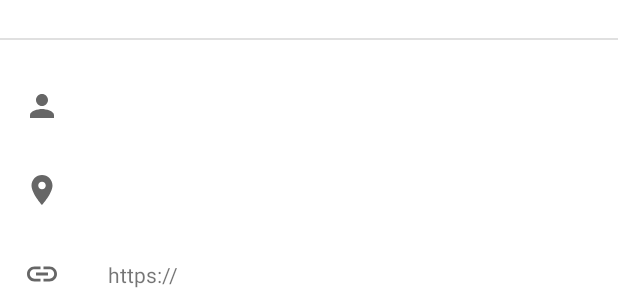
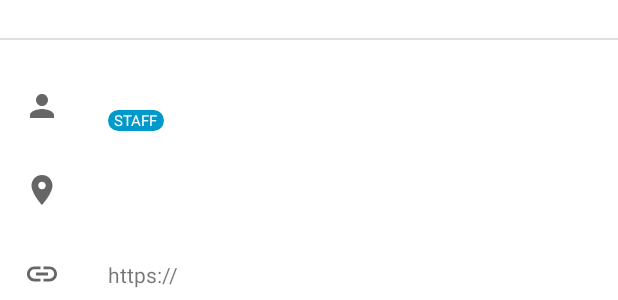
Before and after one commit to hvsimon/Github-Demo, an Android app: the layout user_details_fragment.xml on its own in the app's theme, with its tools: preview values and no code run, on a phone screen of 412 x 824 dp. Shown: the part 392-692 px from the top of the screen. Run offline under Robolectric (Android 15) with nearby library versions, the phone set to English and light mode, and no system bars; network calls fail.

Commit message:
Apply admin badge style

```diff
--- /dev/null
+++ b/app/src/main/res/drawable/bg_round_rect_24.xml
@@ -0,0 +1,7 @@
+<?xml version="1.0" encoding="utf-8"?>
+<shape xmlns:android="http://schemas.android.com/apk/res/android"
+    android:shape="rectangle">
+
+    <solid android:color="@android:color/black" />
+    <corners android:radius="24dp" />
+</shape>
--- a/app/src/main/res/layout/user_details_fragment.xml
+++ b/app/src/main/res/layout/user_details_fragment.xml
@@ -76,11 +76,18 @@
         android:id="@+id/tv_badge"
         android:layout_width="wrap_content"
         android:layout_height="wrap_content"
+        android:background="@drawable/bg_round_rect_24"
+        android:backgroundTint="@android:color/holo_blue_dark"
+        android:paddingHorizontal="4dp"
         android:text="@string/site_admin_badge"
+        android:textColor="@android:color/white"
+        android:textSize="10sp"
         android:visibility="gone"
         app:layout_constraintBottom_toBottomOf="@+id/iv_login"
         app:layout_constraintStart_toStartOf="@+id/tv_login"
-        app:layout_constraintTop_toBottomOf="@+id/tv_login" />
+        app:layout_constraintTop_toBottomOf="@+id/tv_login"
+        tools:ignore="SmallSp"
+        tools:visibility="visible" />
 
     <androidx.appcompat.widget.AppCompatImageView
         android:id="@+id/iv_location"
```
Also changed, not shown: app/src/main/res/layout/user_list_item.xml (+8 -2 lines).
